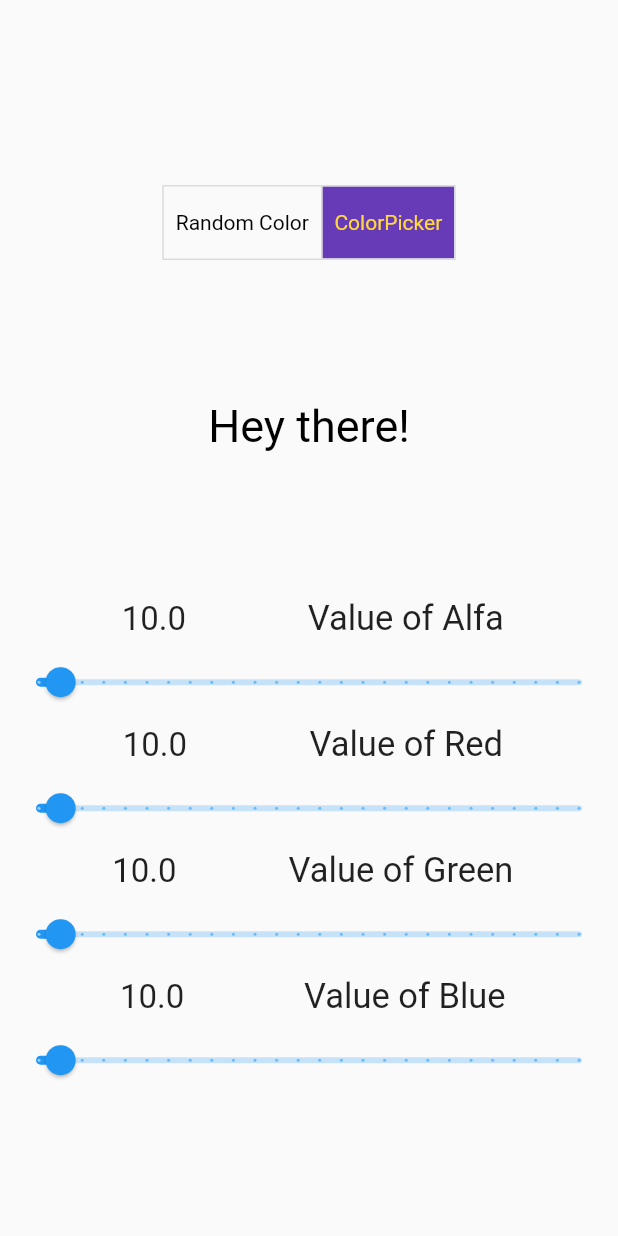
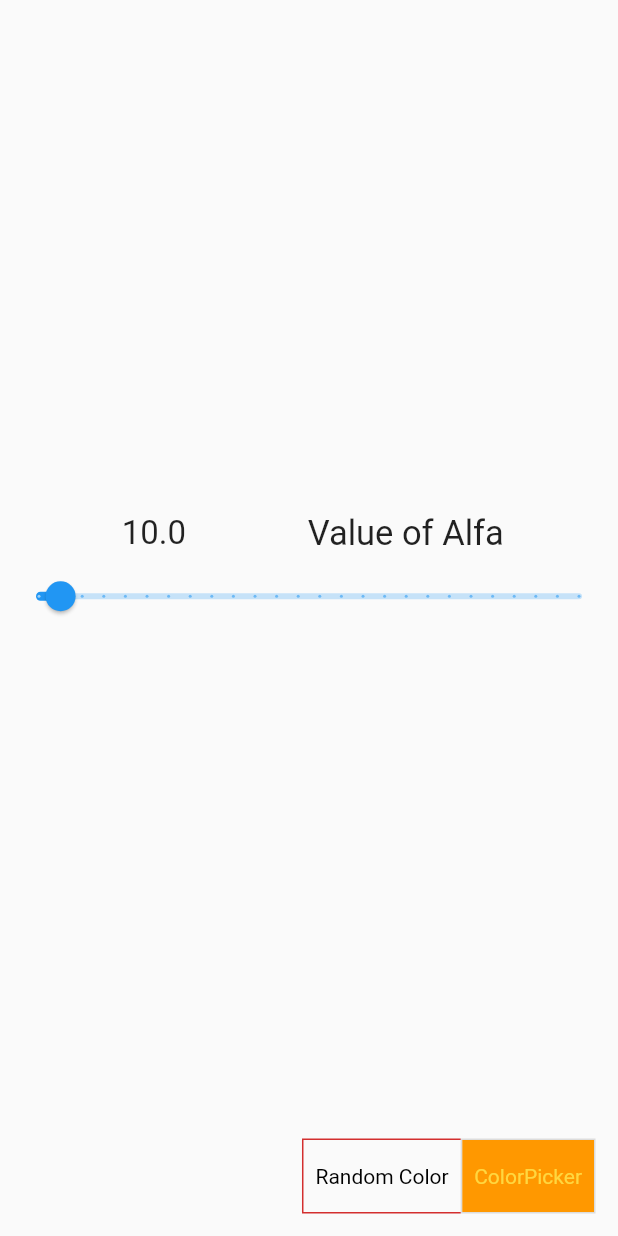
Before and after one commit to IvanovYevgen/flutter-color-changer, a Flutter app: the screen it shows after launch, after a tap on "ColorPicker", on a phone screen of 412 x 824 dp. Run offline on Flutter 3.47's test engine with Material 2 defaults, Android fonts, the phone set to English and light mode, and no system bars.

Commit message:
addition of scinario

```diff
--- a/lib/custom_slider.dart
+++ b/lib/custom_slider.dart
@@ -1,16 +1,22 @@
 import 'package:flutter/material.dart';
 
-class CustomSlider extends StatelessWidget {
+class CustomSlider extends StatefulWidget {
   final Function onChanged;
   final double currentSliderValue;
   final String titleOfSlider;
 
+
   CustomSlider({
-    Key key,
     this.onChanged,
     this.currentSliderValue,
     this.titleOfSlider,
-  }) : super(key: key);
+  });
+
+  @override
+  _CustomSliderState createState() => _CustomSliderState();
+}
+
+class _CustomSliderState extends State<CustomSlider> {
   @override
   Widget build(BuildContext context) {
     return Column(
@@ -22,23 +28,23 @@ class CustomSlider extends StatelessWidget {
               Padding(
                 padding: const EdgeInsets.all(5.0),
                 child: Text(
-                  currentSliderValue.toString(),
+                  widget.currentSliderValue.toString(),
                   style: TextStyle(fontSize: 22),
                 ),
               ),
               Text(
-                'Value of $titleOfSlider',
+                'Value of ${widget.titleOfSlider}',
                 style: TextStyle(fontSize: 23),
               ),
             ],
           ),
         ),
         Slider(
-          value: currentSliderValue,
+          value: widget.currentSliderValue,
           min: 0,
           max: 255,
           divisions: 25,
-          onChanged: onChanged,
+          onChanged: widget.onChanged,
         ),
       ],
     );
--- a/lib/main.dart
+++ b/lib/main.dart
@@ -1,3 +1,4 @@
+import 'package:change_color_app/text_for_screen.dart';
 import 'package:flutter/material.dart';
 import 'dart:math' as math;
 import 'custom_slider.dart';
@@ -6,25 +7,27 @@ void main() {
   runApp(MyApp());
 }
 
+double _currentSliderValue = 10;
+enum _generationMode { random, manual }
+
 class MyApp extends StatefulWidget {
   @override
   _MyAppState createState() => _MyAppState();
 }
 
-// enum _mode{random, manual}
+class _MyAppState extends State<MyApp> {
+  List<Widget> scoreKeeper = [];
 
-class _MyAppState extends State<MyApp> {
   Color randomColorOfScreen;
   math.Random random = new math.Random();
 
-  double _currentSliderValueA = 10;
-  double _currentSliderValueB = 10;
-  double _currentSliderValueC = 10;
-  double _currentSliderValueD = 10;
+  _generationMode _mode = _generationMode.random;
+
+  double _currentSliderValue = 10;
 
   List<bool> _selections = List.generate(2, (_) => false);
 
-  void colorGenerator() {
+  void randomColorGenerator() {
     if (_selections[0] == true) {
       setState(() {
         randomColorOfScreen = Color.fromARGB(
@@ -41,23 +44,28 @@ class _MyAppState extends State<MyApp> {
   @override
   Widget build(BuildContext context) {
     return GestureDetector(
-      onTap: colorGenerator,
+      onTap: randomColorGenerator,
       child: MaterialApp(
         debugShowCheckedModeBanner: false,
         home: Scaffold(
           backgroundColor: randomColorOfScreen,
-          body: Center(
-            child: Column(
-              crossAxisAlignment: CrossAxisAlignment.center,
-              mainAxisAlignment: MainAxisAlignment.spaceEvenly,
-              children: [
-                Container(
-                  margin: EdgeInsets.only(top: 30),
-                  child: ToggleButtons(
+          body: Column(
+            crossAxisAlignment: CrossAxisAlignment.stretch,
+            children: [
+              Expanded(
+                child: Center(
+                  child: _display(_mode),
+                ),
+              ),
+              Container(
+                margin: EdgeInsets.fromLTRB(0, 0, 15, 15),
+                child: Stack(alignment: Alignment.bottomRight, children: [
+                  ToggleButtons(
                     color: Colors.black,
+                    borderColor: Colors.red[700],
                     selectedColor: Colors.amberAccent,
-                    disabledColor: Colors.green[100],
-                    fillColor: Colors.deepPurple,
+                    disabledColor: Colors.grey,
+                    fillColor: Colors.orange,
                     children: <Widget>[
                       Padding(
                         padding: const EdgeInsets.all(8.0),
@@ -70,83 +78,82 @@ class _MyAppState extends State<MyApp> {
                     ],
                     onPressed: (int index) {
                       setState(() {
-//  switch(_mode) {
-//     case _mode.random: print("This is not the correct case.");
-//     break;
-//     case _mode.manual: print("This is not the correct case.");
-//     break;
-//   }
-// }
-
                         for (int buttonIndex = 0;
                             buttonIndex < _selections.length;
                             buttonIndex++) {
                           if (buttonIndex == index) {
                             _selections[buttonIndex] = true;
+                            _mode = _generationMode.manual;
                           } else {
                             _selections[buttonIndex] = false;
+                            _mode = _generationMode.random;
                           }
                         }
+                        print('$_mode');
                       });
                     },
                     isSelected: _selections,
                   ),
-                ),
-                Container(
-                  child: Text(
-                    'Hey there!',
-                    style: TextStyle(fontSize: 30, color: Colors.black),
-                  ),
-                ),
-                Column(
-                  children: [
-                    CustomSlider(
-                      currentSliderValue: _currentSliderValueA,
-                      titleOfSlider: 'Alfa',
-                      onChanged: (_range) {
-                        setState(() {
-                          _currentSliderValueA = _range;
-                        });
-                        print({_currentSliderValueA});
-                      },
-                    ),
-                    CustomSlider(
-                      currentSliderValue: _currentSliderValueB,
-                      titleOfSlider: 'Red',
-                      onChanged: (_range) {
-                        setState(() {
-                          _currentSliderValueB = _range;
-                        });
-                        print({_currentSliderValueB});
-                      },
-                    ),
-                    CustomSlider(
-                      currentSliderValue: _currentSliderValueC,
-                      titleOfSlider: 'Green',
-                      onChanged: (_range) {
-                        setState(() {
-                          _currentSliderValueC = _range;
-                        });
-                        print({_currentSliderValueC});
-                      },
-                    ),
-                    CustomSlider(
-                      currentSliderValue: _currentSliderValueD,
-                      titleOfSlider: 'Blue',
-                      onChanged: (_range) {
-                        setState(() {
-                          _currentSliderValueD = _range;
-                        });
-                        print({_currentSliderValueD});
-                      },
-                    ),
-                  ],
-                ),
-              ],
-            ),
+                ]),
+              ),
+            ],
           ),
         ),
       ),
     );
   }
 }
+
+Widget _display(modeOfState) {
+  if (modeOfState == _generationMode.random) {
+    return TextForScreen();
+  } else {
+    return Expanded(
+      child: Column(
+        mainAxisAlignment: MainAxisAlignment.center,
+        children: [
+          CustomSlider(
+            currentSliderValue: _currentSliderValue,
+            titleOfSlider: 'Alfa',
+            onChanged: (_range) {
+              setState(() {
+                _currentSliderValue = _range;
+              });
+              print({_currentSliderValue});
+            },
+          ),
+          // CustomSlider(
+          //   currentSliderValue: 10,
+          //   onChanged: changeOfSliderValue(_currentSliderValue),
+          //   titleOfSlider: 'Alfa',
+          // ),
+          // CustomSlider(
+          //   currentSliderValue: 10,
+          //   onChanged: null,
+          //   titleOfSlider: 'Red',
+          // ),
+          // CustomSlider(
+          //   currentSliderValue: 10,
+          //   onChanged: null,
+          //   titleOfSlider: 'Green',
+          // ),
+          // CustomSlider(
+          //   currentSliderValue: 10,
+          //   onChanged: null,
+          //   titleOfSlider: 'Blue',
+          // ),
+          //       Slider(
+          //   min: 0,
+          //   max: 100,
+          //   value: _value,
+          //   onChanged: (value) {
+          //     setState(() {
+          //       _value = value;
+          //     });
+          //   },
+          // ),
+        ],
+      ),
+    );
+  }
+}
--- /dev/null
+++ b/lib/text_for_screen.dart
@@ -0,0 +1,17 @@
+import 'package:flutter/material.dart';
+
+class TextForScreen extends StatelessWidget {
+  const TextForScreen({
+    Key key,
+  }) : super(key: key);
+
+  @override
+  Widget build(BuildContext context) {
+    return Container(
+      child: Text(
+        'Hey there!',
+        style: TextStyle(fontSize: 30, color: Colors.black),
+      ),
+    );
+  }
+}
--- a/pubspec.yaml
+++ b/pubspec.yaml
@@ -30,6 +30,7 @@ dependencies:
   # The following adds the Cupertino Icons font to your application.
   # Use with the CupertinoIcons class for iOS style icons.
   cupertino_icons: ^1.0.0
+
 
 dev_dependencies:
   flutter_test:
```
